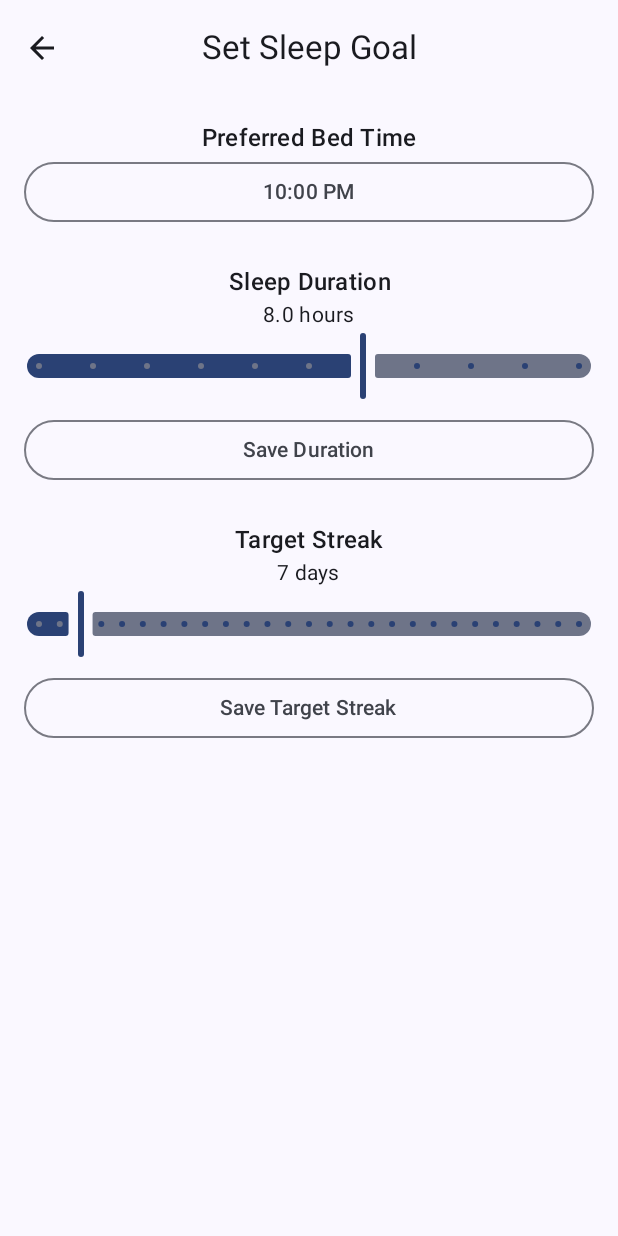
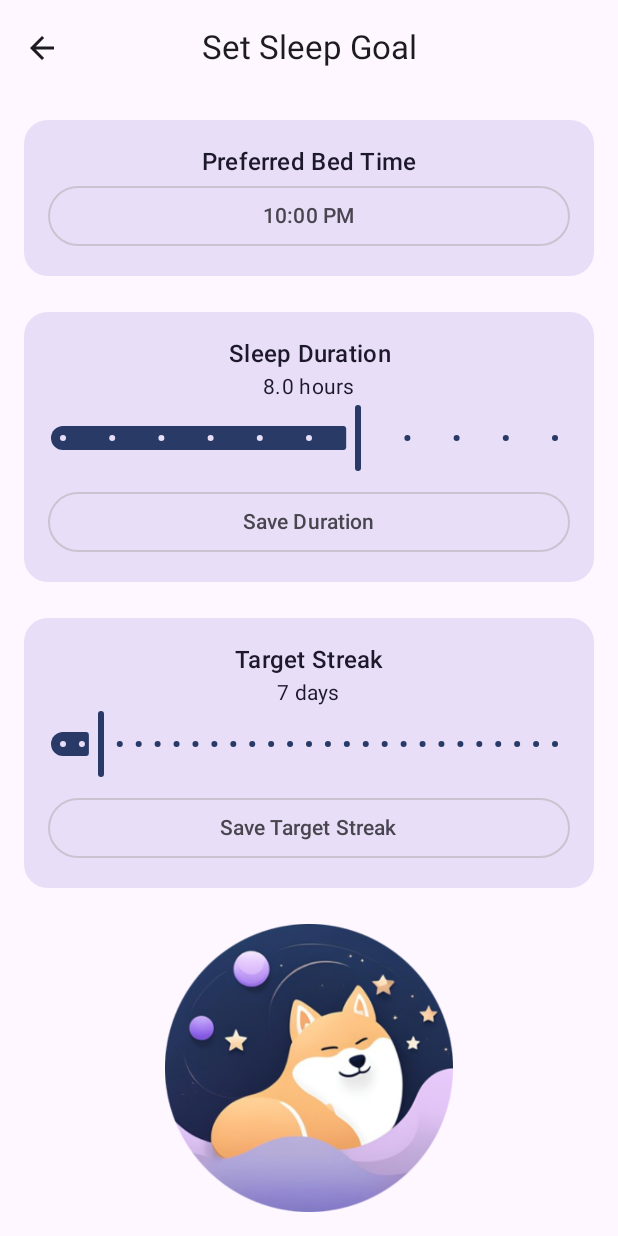
Before and after one commit to LyapunKate/SleepBuddy, an Android app built with Jetpack Compose: the screen it shows after launch (MainActivity), after a tap on "Set Sleep Goal", on a phone screen of 412 x 824 dp. Run offline under Robolectric (Android 15) with nearby library versions, the phone set to English and light mode, and no system bars; our stand-ins replace Room's generated code; 2 other taps on this screen came first.

Commit message:
Changed ui

```diff
--- a/app/src/main/java/com/sleepbuddy/sleeptracker/ui/screens/SetGoalScreen.kt
+++ b/app/src/main/java/com/sleepbuddy/sleeptracker/ui/screens/SetGoalScreen.kt
@@ -1,5 +1,7 @@
 package com.sleepbuddy.sleeptracker.ui.screens
 
+import androidx.compose.foundation.Image
+import androidx.compose.foundation.shape.RoundedCornerShape
 import androidx.compose.foundation.layout.*
 import androidx.compose.material.icons.Icons
 import androidx.compose.material.icons.filled.ArrowBack
@@ -7,7 +9,9 @@ import androidx.compose.material3.*
 import androidx.compose.runtime.*
 import androidx.compose.ui.Alignment
 import androidx.compose.ui.Modifier
+import androidx.compose.ui.res.painterResource
 import androidx.compose.ui.res.stringResource
+import androidx.compose.ui.text.style.TextAlign
 import androidx.compose.ui.unit.dp
 import com.sleepbuddy.sleeptracker.R
 import com.sleepbuddy.sleeptracker.data.SleepGoal
@@ -15,7 +19,7 @@ import java.time.LocalTime
 import java.time.format.DateTimeFormatter
 import kotlin.math.roundToInt
 import androidx.activity.compose.BackHandler
-import androidx.compose.ui.text.style.TextAlign
+import androidx.compose.ui.layout.ContentScale
 
 @OptIn(ExperimentalMaterial3Api::class)
 @Composable
@@ -73,9 +77,17 @@ fun SetGoalScreen(
             verticalArrangement = Arrangement.spacedBy(24.dp)
         ) {
             // Bed Time Section
+            Surface(
+                modifier = Modifier.fillMaxWidth(),
+                shape = RoundedCornerShape(16.dp),
+                color = MaterialTheme.colorScheme.secondaryContainer,
+                tonalElevation = 2.dp
+            ) {
                 Column(
                     horizontalAlignment = Alignment.CenterHorizontally,
-                modifier = Modifier.fillMaxWidth()
+                    modifier = Modifier
+                        .fillMaxWidth()
+                        .padding(16.dp)
                 ) {
                     Text(
                         text = stringResource(R.string.preferred_bed_time),
@@ -90,11 +102,20 @@ fun SetGoalScreen(
                         Text(selectedBedTime.format(DateTimeFormatter.ofPattern("hh:mm a")))
                     }
                 }
+            }
 
             // Sleep Duration Section
+            Surface(
+                modifier = Modifier.fillMaxWidth(),
+                shape = RoundedCornerShape(16.dp),
+                color = MaterialTheme.colorScheme.secondaryContainer,
+                tonalElevation = 2.dp
+            ) {
                 Column(
                     horizontalAlignment = Alignment.CenterHorizontally,
-                modifier = Modifier.fillMaxWidth()
+                    modifier = Modifier
+                        .fillMaxWidth()
+                        .padding(16.dp)
                 ) {
                     Text(
                         text = stringResource(R.string.sleep_duration),
@@ -113,7 +134,6 @@ fun SetGoalScreen(
                         steps = 9,
                         modifier = Modifier.fillMaxWidth()
                     )
-
                     OutlinedButton(
                         onClick = {
                             tempSelectedDuration = durationSliderValue
@@ -132,11 +152,20 @@ fun SetGoalScreen(
                         Text(stringResource(R.string.save_duration))
                     }
                 }
+            }
 
             // Target Streak Section
+            Surface(
+                modifier = Modifier.fillMaxWidth(),
+                shape = RoundedCornerShape(16.dp),
+                color = MaterialTheme.colorScheme.secondaryContainer,
+                tonalElevation = 2.dp
+            ) {
                 Column(
                     horizontalAlignment = Alignment.CenterHorizontally,
-                modifier = Modifier.fillMaxWidth()
+                    modifier = Modifier
+                        .fillMaxWidth()
+                        .padding(16.dp)
                 ) {
                     Text(
                         text = stringResource(R.string.target_streak),
@@ -155,7 +184,6 @@ fun SetGoalScreen(
                         steps = 25,
                         modifier = Modifier.fillMaxWidth()
                     )
-
                     OutlinedButton(
                         onClick = {
                             selectedStreak = streakSliderValue.toInt()
@@ -168,8 +196,21 @@ fun SetGoalScreen(
                         Text(stringResource(R.string.save_target_streak))
                     }
                 }
+            }
 
             Spacer(modifier = Modifier.weight(1f))
+
+            // Mascot Image
+            Image(
+                painter = painterResource(id = R.drawable.mascot_image),
+                contentDescription = null,
+                modifier = Modifier
+                    .size(360.dp)
+                    .align(Alignment.CenterHorizontally),
+                contentScale = ContentScale.Fit
+            )
+
+            Spacer(modifier = Modifier.height(16.dp))
         }
 
         if (showTimePicker) {
--- a/app/src/main/java/com/sleepbuddy/sleeptracker/ui/theme/Color.kt
+++ b/app/src/main/java/com/sleepbuddy/sleeptracker/ui/theme/Color.kt
@@ -2,10 +2,17 @@ package com.sleepbuddy.sleeptracker.ui.theme
 
 import androidx.compose.ui.graphics.Color
 
-val Purple80 = Color(0xFFD0BCFF)
+// Light Theme Colors
+val Primary = Color(0xFF283A65)
+val Secondary = Color(0xFFF3E0FF)
+val Accent = Color(0xFFF1C7B1)
+
+// We'll keep these for dark theme or remove if not needed
+val Purple80 = Color(0xFFF3E0FF)
 val PurpleGrey80 = Color(0xFFCCC2DC)
 val Pink80 = Color(0xFFEFB8C8)
 
-val Purple40 = Color(0xFF6650a4)
+//val Purple40 = Color(0xFF6650a4)
+val Purple40 = Color(0xFF283A65)
 val PurpleGrey40 = Color(0xFF625b71)
 val Pink40 = Color(0xFF7D5260)
--- a/app/src/main/java/com/sleepbuddy/sleeptracker/ui/theme/Theme.kt
+++ b/app/src/main/java/com/sleepbuddy/sleeptracker/ui/theme/Theme.kt
@@ -10,6 +10,7 @@ import androidx.compose.material3.dynamicLightColorScheme
 import androidx.compose.material3.lightColorScheme
 import androidx.compose.runtime.Composable
 import androidx.compose.ui.platform.LocalContext
+import androidx.compose.ui.graphics.Color
 
 private val DarkColorScheme = darkColorScheme(
     primary = Purple80,
@@ -18,9 +19,16 @@ private val DarkColorScheme = darkColorScheme(
 )
 
 private val LightColorScheme = lightColorScheme(
-    primary = Purple40,
-    secondary = PurpleGrey40,
-    tertiary = Pink40
+    primary = Primary,
+    secondary = Secondary,
+    tertiary = Accent,
+    /*background = Secondary,
+    surface = Secondary,
+    primaryContainer = Accent,  // For message background
+    secondaryContainer = Accent,  // For sleep session background
+    onPrimary = Color.White,  // For button text
+    onPrimaryContainer = Color.Black,  // For text on accent background
+    onSecondaryContainer = Color.Black  // For text on accent background*/
 
     /* Other default colors to override
     background = Color(0xFFFFFBFE),
@@ -37,7 +45,7 @@ private val LightColorScheme = lightColorScheme(
 fun SleepBuddyTheme(
     darkTheme: Boolean = isSystemInDarkTheme(),
     // Dynamic color is available on Android 12+
-    dynamicColor: Boolean = true,
+    dynamicColor: Boolean = false,
     content: @Composable () -> Unit
 ) {
     val colorScheme = when {
```
Also changed, not shown: app/src/main/res/drawable/mascot_image.png (added). Lines whose indentation alone changed are shown as unchanged.
